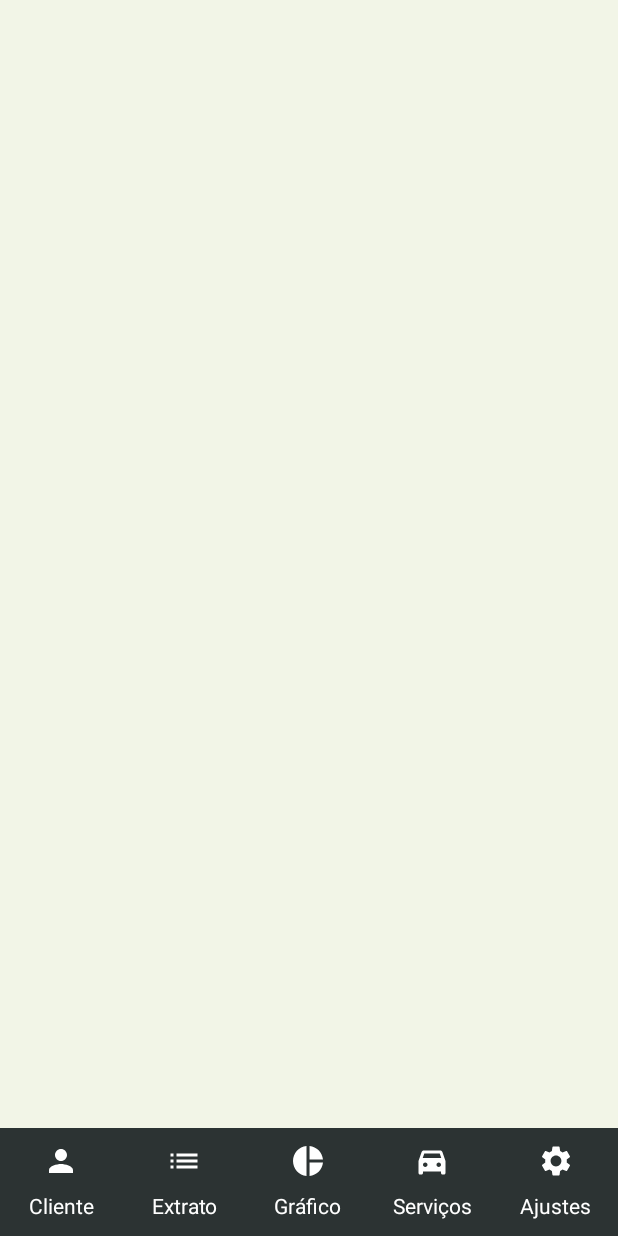
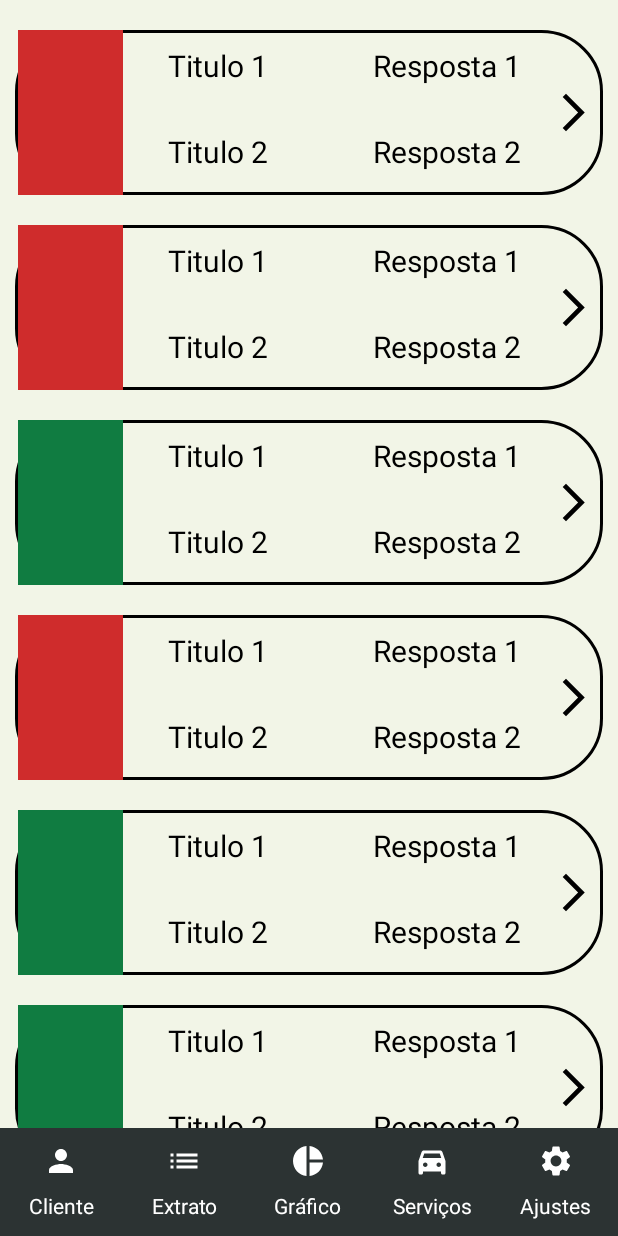
Before and after one commit to UINick/SmartTools-2.0, an Android app: the screen it shows after launch (Main), item 2 of the bottom bar chosen, on a phone screen of 412 x 824 dp. Run offline under Robolectric (Android 15) with nearby library versions, the phone set to English and light mode, and no system bars; libraries missing offline, so code that uses them is left out: com.androidplot.pie; 7 statements that could not run were skipped.

```diff
--- a/App/ProjetoSmartTools/app/src/main/java/com/example/projetosmarttools/Fragment/Extrato/ExtratoAdapter.kt
+++ b/App/ProjetoSmartTools/app/src/main/java/com/example/projetosmarttools/Fragment/Extrato/ExtratoAdapter.kt
@@ -1,5 +1,8 @@
 package com.example.projetosmarttools.Fragment.Extrato
 
+import android.content.Context
+import android.graphics.Color
+import android.graphics.drawable.Drawable
 import android.view.LayoutInflater
 import android.view.View
 import android.view.ViewGroup
@@ -24,9 +27,15 @@ class ExtratoAdapter(private val extratoList: ArrayList<ExtratoVO>):
         holder.title2.setText(currentItem.title2)
         holder.answer1.setText(currentItem.answer1)
         holder.answer2.setText(currentItem.answer2)
+        if (currentItem.isNegative) {
+            holder.viewLateral.setBackgroundColor(Color.parseColor("#CF2C2C"))
+        } else {
+            holder.viewLateral.setBackgroundColor(Color.parseColor("#107C41"))
+        }
     }
 
     override fun getItemCount(): Int {
+        print("THE SIZE OF THE ARRAY IS ========= ${extratoList.size}")
         return  extratoList.size
     }
 
@@ -36,5 +45,6 @@ class ExtratoAdapter(private val extratoList: ArrayList<ExtratoVO>):
         val title2: TextView = itemView.findViewById(R.id.lblSecond)
         val answer1: TextView = itemView.findViewById(R.id.txtFirst)
         val answer2: TextView = itemView.findViewById(R.id.txtSecond)
+        val viewLateral: LinearLayout = itemView.findViewById(R.id.view_lateral)
     }
 }
--- a/App/ProjetoSmartTools/app/src/main/java/com/example/projetosmarttools/Fragment/Extrato/ExtratoFragment.kt
+++ b/App/ProjetoSmartTools/app/src/main/java/com/example/projetosmarttools/Fragment/Extrato/ExtratoFragment.kt
@@ -12,19 +12,30 @@ import com.example.projetosmarttools.R
 class ExtratoFragment : Fragment() {
 
     private lateinit var recyclerView: RecyclerView
-    private lateinit var extratoList: ArrayList<ExtratoVO>
     private lateinit var newArrayList: ArrayList<ExtratoVO>
 
-    private var layoutManager: RecyclerView.LayoutManager? = null
-    private var adapter: RecyclerView.Adapter<ExtratoAdapter.ViewExtratoHolder>? = null
-
+    private lateinit var arrTitle1: Array<String>
+    private lateinit var arrTitle2: Array<String>
+    private lateinit var arrAnswer1: Array<String>
+    private lateinit var arrAnswer2: Array<String>
+    private lateinit var arrIsNegative: Array<Boolean>
 
     override fun onViewCreated(view: View, savedInstanceState: Bundle?) {
         super.onViewCreated(view, savedInstanceState)
         val extrato1 = ExtratoVO("Titulo 1", "Resposta 1", "Titulo 2", "Resposta 2", true)
         val extrato2 = ExtratoVO("Titulo 1", "Resposta 1", "Titulo 2", "Resposta 2", true)
         val extrato3 = ExtratoVO("Titulo 1", "Resposta 1", "Titulo 2", "Resposta 2", false)
-        extratoList = arrayListOf<ExtratoVO>(extrato1, extrato2, extrato3)
+        val extrato4 = ExtratoVO("Titulo 1", "Resposta 1", "Titulo 2", "Resposta 2", true)
+        val extrato5 = ExtratoVO("Titulo 1", "Resposta 1", "Titulo 2", "Resposta 2", false)
+        val extrato6 = ExtratoVO("Titulo 1", "Resposta 1", "Titulo 2", "Resposta 2", false)
+        val extrato7 = ExtratoVO("Titulo 1", "Resposta 1", "Titulo 2", "Resposta 2", true)
+        val extrato8 = ExtratoVO("Titulo 1", "Resposta 1", "Titulo 2", "Resposta 2", false)
+
+        arrTitle1 = arrayOf(extrato1.title1, extrato2.title1, extrato3.title1,extrato4.title1,extrato5.title1,extrato6.title1, extrato7.title1,extrato8.title1)
+        arrTitle2 = arrayOf(extrato1.title2, extrato2.title2, extrato3.title2, extrato4.title2,extrato5.title2,extrato6.title2, extrato7.title2,extrato8.title2)
+        arrAnswer1 = arrayOf(extrato1.answer1, extrato2.answer1, extrato3.answer1, extrato4.answer1,extrato5.answer1,extrato6.answer1, extrato7.answer1,extrato8.answer1)
+        arrAnswer2 = arrayOf(extrato1.answer2, extrato2.answer2, extrato3.answer2, extrato4.answer2,extrato5.answer2,extrato6.answer2, extrato7.answer2,extrato8.answer2)
+        arrIsNegative = arrayOf(extrato1.isNegative, extrato2.isNegative, extrato3.isNegative,extrato4.isNegative, extrato5.isNegative, extrato6.isNegative, extrato7.isNegative, extrato8.isNegative)
 
         recyclerView = view.findViewById(R.id.recycler_id)
         recyclerView.layoutManager = LinearLayoutManager(activity?.baseContext)
@@ -35,17 +46,19 @@ class ExtratoFragment : Fragment() {
         getUserData()
     }
 
+    private fun getUserData() {
+        for (i in arrTitle1.indices) {
+            val extrato = ExtratoVO(arrTitle1[i], arrTitle2[i], arrAnswer1[i], arrAnswer2[1], arrIsNegative[i])
+            newArrayList.add(extrato)
+        }
+
+        recyclerView.adapter = ExtratoAdapter(newArrayList)
+    }
+
     override fun onCreateView(
         inflater: LayoutInflater, container: ViewGroup?,
         savedInstanceState: Bundle?
     ): View? {
         return inflater.inflate(R.layout.fragment_extrato, container, false)
     }
-
-    private fun getUserData() {
-        for(i in extratoList.indices) {
-            //val extr = ExtratoVO(extratoList[i])
-            //newArrayList.add(extr)
-        }
-    }
 }
--- a/App/ProjetoSmartTools/app/src/main/res/layout/list_item_extrato.xml
+++ b/App/ProjetoSmartTools/app/src/main/res/layout/list_item_extrato.xml
@@ -1,7 +1,7 @@
 <?xml version="1.0" encoding="utf-8"?>
 <androidx.constraintlayout.widget.ConstraintLayout xmlns:android="http://schemas.android.com/apk/res/android"
     android:layout_width="match_parent"
-    android:layout_height="match_parent"
+    android:layout_height="wrap_content"
     xmlns:app="http://schemas.android.com/apk/res-auto">
 
     <LinearLayout
@@ -91,7 +91,7 @@
                         android:layout_height="match_parent"
                         android:src="@drawable/ic_arrow_direita"
                         android:layout_gravity="center"
-                        android:layout_marginStart="40dp"
+                        android:layout_marginStart="20dp"
                         app:tint="@color/black" />
 
                 </LinearLayout>
```
